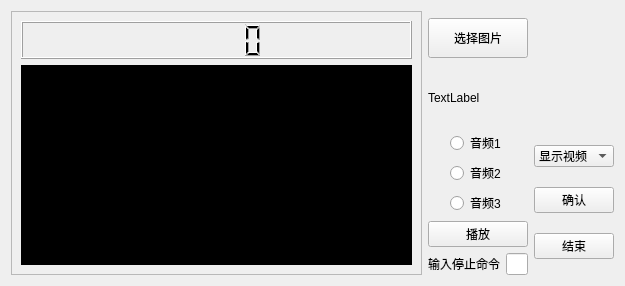
Above: first.ui from wqz123287/face_test before the change. Below: the same form after it.
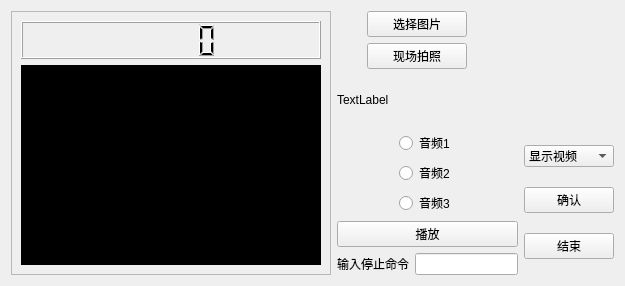
That is the form after the change.

What changed in the file:
```diff
--- a/first.ui
+++ b/first.ui
@@ -13,7 +13,7 @@
   <property name="windowTitle">
    <string>Form</string>
   </property>
-  <layout class="QHBoxLayout" name="horizontalLayout_5" stretch="8,2">
+  <layout class="QHBoxLayout" name="horizontalLayout_5">
    <item>
     <widget class="QFrame" name="frame">
      <property name="frameShape">
@@ -64,11 +64,13 @@
     </widget>
    </item>
    <item>
-    <layout class="QVBoxLayout" name="verticalLayout_10" stretch="3,7">
+    <layout class="QVBoxLayout" name="verticalLayout_10">
      <item>
       <layout class="QVBoxLayout" name="verticalLayout_4">
        <item>
-        <layout class="QHBoxLayout" name="horizontalLayout_4">
+        <layout class="QHBoxLayout" name="horizontalLayout_4" stretch="3,7">
+         <item>
+          <layout class="QVBoxLayout" name="verticalLayout_2">
          <item>
           <widget class="QPushButton" name="file">
            <property name="maximumSize">
@@ -81,6 +83,21 @@
             <string>选择图片</string>
            </property>
           </widget>
+           </item>
+           <item>
+            <widget class="QPushButton" name="take_photo_button">
+             <property name="maximumSize">
+              <size>
+               <width>100</width>
+               <height>40</height>
+              </size>
+             </property>
+             <property name="text">
+              <string>现场拍照</string>
+             </property>
+            </widget>
+           </item>
+          </layout>
          </item>
          <item>
           <widget class="QLabel" name="path">
```
Lines whose indentation alone changed are shown as unchanged.
